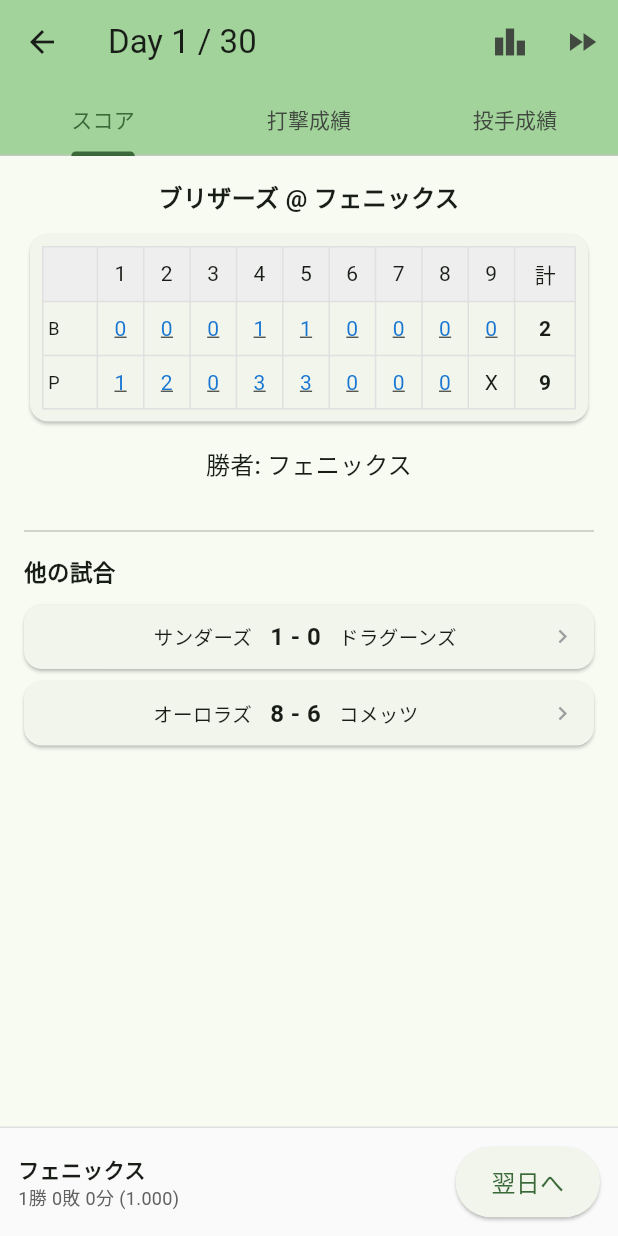
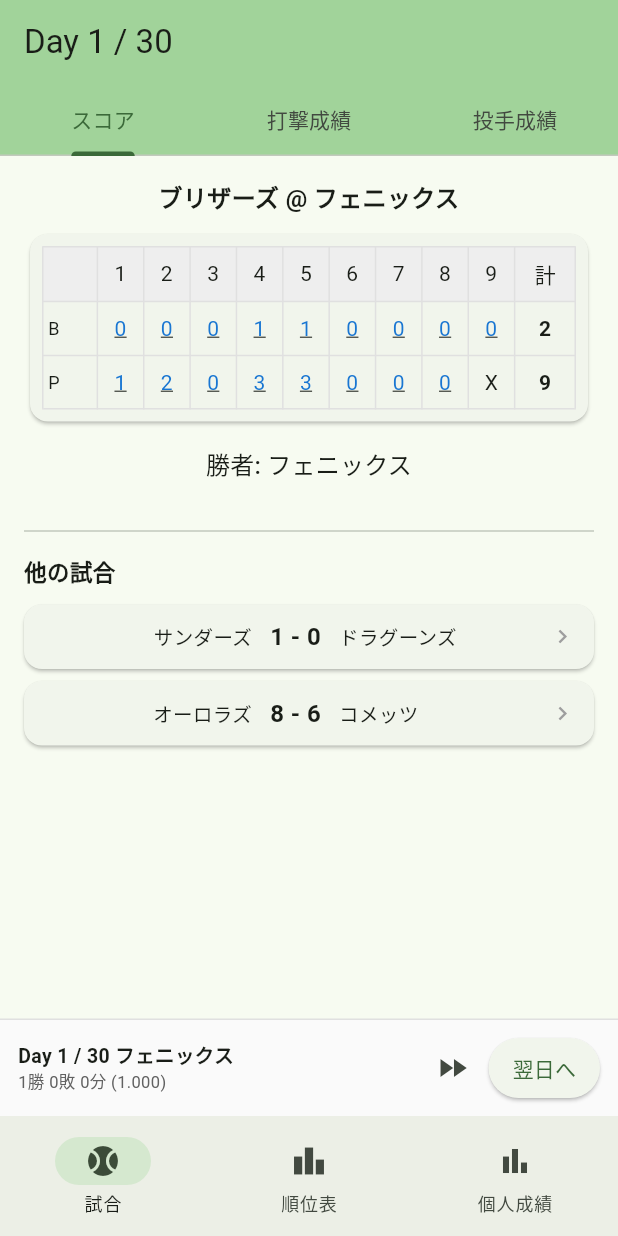
Before and after one commit to shi-takahashi/idle_baseball, a Flutter app: the screen it shows after launch, after a tap on "シーズン開始", on a phone screen of 412 x 824 dp. Run offline on Flutter 3.47's test engine with Material 3 defaults, Android fonts, the phone set to English and light mode, and no system bars.

Commit message:
ナビメニュー

```diff
--- a/lib/engine/season/season_controller.dart
+++ b/lib/engine/season/season_controller.dart
@@ -1,4 +1,6 @@
 import 'dart:math';
+
+import 'package:flutter/foundation.dart';
 
 import '../generators/generators.dart';
 import '../models/models.dart';
@@ -20,7 +22,10 @@ import 'standings.dart';
 /// - `currentDay == 0` → シーズン開始前（まだ1試合も消化していない）
 /// - `currentDay == N (1〜totalDays)` → N日目まで消化済み
 /// - `isSeasonOver == true` → 全日消化済み
-class SeasonController {
+///
+/// [ChangeNotifier] を継承しているため、進行操作（advanceDay/advanceAll）を呼ぶと
+/// UI 側が `ListenableBuilder` 経由で再ビルドできる。
+class SeasonController extends ChangeNotifier {
   final List<Team> teams;
   final Schedule schedule;
   final String myTeamId;
@@ -87,10 +92,12 @@ class SeasonController {
       _aggregator.recordGame(result);
       results.add(result);
     }
+    notifyListeners();
     return results;
   }
 
   /// 残り全日を一括シミュレート（デバッグ用）
+  /// 内部で advanceDay を呼ぶたびに通知が走るため、ここでは追加通知しない
   void advanceAll() {
     while (!isSeasonOver) {
       advanceDay();
--- a/lib/screens/daily_screen.dart
+++ b/lib/screens/daily_screen.dart
@@ -5,14 +5,15 @@ import '../widgets/batting_stats.dart';
 import '../widgets/pitching_stats.dart';
 import '../widgets/score_board.dart';
 import 'game_result_screen.dart';
-import 'standings_screen.dart';
 
 /// 1日の試合結果画面
 ///
 /// - メイン: 自チームの試合（スコアボード/打撃/投手 の3タブ）
-/// - 下部: 他2試合のサマリー（スコア表示、Step 4c で詳細遷移を追加予定）
-/// - [翌日へ] ボタンで次の日をシミュレート
-/// - AppBar の早送りアイコンで残り全日を一括シミュレート（デバッグ用）
+/// - 下部: 他2試合のサマリー（カードタップで詳細画面に遷移）
+///
+/// 「翌日へ」「早送り」など進行系操作は親の [MainSeasonScreen] に移譲。
+/// controller の更新通知に追従して再ビルドするため、build を [ListenableBuilder]
+/// でラップしている。
 class DailyScreen extends StatefulWidget {
   final SeasonController controller;
 
@@ -30,28 +31,12 @@ class _DailyScreenState extends State<DailyScreen>
   void initState() {
     super.initState();
     _tabController = TabController(length: 3, vsync: this);
-    // シーズン開始直後なら自動的に Day 1 をシミュレート
-    if (widget.controller.currentDay == 0) {
-      widget.controller.advanceDay();
-    }
   }
 
   @override
   void dispose() {
     _tabController.dispose();
     super.dispose();
-  }
-
-  void _advanceDay() {
-    setState(() {
-      widget.controller.advanceDay();
-    });
-  }
-
-  void _advanceAll() {
-    setState(() {
-      widget.controller.advanceAll();
-    });
   }
 
   /// 現在の日の自チーム試合結果
@@ -82,8 +67,10 @@ class _DailyScreenState extends State<DailyScreen>
 
   @override
   Widget build(BuildContext context) {
+    return ListenableBuilder(
+      listenable: widget.controller,
+      builder: (context, _) {
         final c = widget.controller;
-    final ended = c.isSeasonOver;
         final myGame = _myGameResult();
         final otherGames = _otherGameResults();
 
@@ -91,25 +78,9 @@ class _DailyScreenState extends State<DailyScreen>
           appBar: AppBar(
             title: Text('Day ${c.currentDay} / ${c.totalDays}'),
             backgroundColor: Theme.of(context).colorScheme.inversePrimary,
-        actions: [
-          IconButton(
-            icon: const Icon(Icons.leaderboard),
-            tooltip: '順位表',
-            onPressed: () {
-              Navigator.of(context).push(
-                MaterialPageRoute(
-                  builder: (_) =>
-                      StandingsScreen(controller: widget.controller),
-                ),
-              );
-            },
-          ),
-          IconButton(
-            icon: const Icon(Icons.fast_forward),
-            tooltip: '残り全日を一括シミュレート（デバッグ）',
-            onPressed: ended ? null : _advanceAll,
-          ),
-        ],
+            // 戻るボタンは親の MainSeasonScreen が PopScope で扱う想定なので
+            // ここは明示的に無効化する（IndexedStack の各タブでルートのため）
+            automaticallyImplyLeading: false,
             bottom: myGame == null
                 ? null
                 : TabBar(
@@ -123,10 +94,7 @@ class _DailyScreenState extends State<DailyScreen>
           ),
           body: myGame == null
               ? const Center(child: Text('試合がありません'))
-          : Column(
-              children: [
-                Expanded(
-                  child: TabBarView(
+              : TabBarView(
                   controller: _tabController,
                   // 横スワイプでタブ切り替えを起こさないようにする。
                   // スコアボード側の横スクロール（延長戦）と干渉するため、
@@ -138,10 +106,8 @@ class _DailyScreenState extends State<DailyScreen>
                     _buildPitchingTab(myGame),
                   ],
                 ),
-                ),
-                _buildBottomBar(c, ended),
-              ],
-            ),
+        );
+      },
     );
   }
 
@@ -237,47 +203,4 @@ class _DailyScreenState extends State<DailyScreen>
       child: PitchingStats(gameResult: myGame),
     );
   }
-
-  Widget _buildBottomBar(SeasonController c, bool ended) {
-    final rec =
-        c.standings.records.firstWhere((r) => r.team.id == c.myTeamId);
-    return Container(
-      padding: const EdgeInsets.all(12),
-      decoration: BoxDecoration(
-        color: Colors.grey.shade50,
-        border: Border(top: BorderSide(color: Colors.grey.shade300)),
-      ),
-      child: Row(
-        children: [
-          Expanded(
-            child: Column(
-              crossAxisAlignment: CrossAxisAlignment.start,
-              mainAxisSize: MainAxisSize.min,
-              children: [
-                Text(
-                  c.myTeam.name,
-                  style: const TextStyle(fontWeight: FontWeight.bold),
-                ),
-                Text(
-                  '${rec.wins}勝 ${rec.losses}敗 ${rec.ties}分 '
-                  '(${rec.winningPct.toStringAsFixed(3)})',
-                  style: TextStyle(fontSize: 12, color: Colors.grey.shade700),
-                ),
-              ],
-            ),
-          ),
-          ElevatedButton(
-            onPressed: ended ? null : _advanceDay,
-            style: ElevatedButton.styleFrom(
-              padding: const EdgeInsets.symmetric(horizontal: 24, vertical: 12),
-            ),
-            child: Text(
-              ended ? 'シーズン終了' : '翌日へ',
-              style: const TextStyle(fontSize: 16),
-            ),
-          ),
-        ],
-      ),
-    );
 }
-}
--- a/lib/screens/home_screen.dart
+++ b/lib/screens/home_screen.dart
@@ -1,7 +1,7 @@
 import 'package:flutter/material.dart';
 
 import '../engine/engine.dart';
-import 'daily_screen.dart';
+import 'main_season_screen.dart';
 
 /// ホーム画面
 class HomeScreen extends StatelessWidget {
@@ -33,7 +33,7 @@ class HomeScreen extends StatelessWidget {
                 Navigator.of(context).push(
                   MaterialPageRoute(
                     builder: (context) =>
-                        DailyScreen(controller: controller),
+                        MainSeasonScreen(controller: controller),
                   ),
                 );
               },
--- a/lib/screens/individual_stats_screen.dart
+++ b/lib/screens/individual_stats_screen.dart
@@ -37,10 +37,14 @@ class _IndividualStatsScreenState extends State<IndividualStatsScreen>
 
   @override
   Widget build(BuildContext context) {
+    return ListenableBuilder(
+      listenable: widget.controller,
+      builder: (context, _) {
         return Scaffold(
           appBar: AppBar(
             title: const Text('個人成績'),
             backgroundColor: Theme.of(context).colorScheme.inversePrimary,
+            automaticallyImplyLeading: false,
             bottom: TabBar(
               controller: _tabController,
               tabs: const [
@@ -56,6 +60,8 @@ class _IndividualStatsScreenState extends State<IndividualStatsScreen>
               _buildPitchingTab(),
             ],
           ),
+        );
+      },
     );
   }
 
--- /dev/null
+++ b/lib/screens/main_season_screen.dart
@@ -0,0 +1,200 @@
+import 'package:flutter/material.dart';
+
+import '../engine/engine.dart';
+import 'daily_screen.dart';
+import 'individual_stats_screen.dart';
+import 'standings_screen.dart';
+
+/// シーズン中の主画面
+///
+/// 下部 [NavigationBar] で「試合」「順位表」「個人成績」を切り替える。
+/// 各タブは独立した [Navigator] を持つので、他試合の詳細を push しても
+/// 下部のナビゲーションバーや「翌日へ」バーは画面に残る。
+///
+/// 「翌日へ」バー（自チーム戦績 + 翌日へ + 早送り）は MainSeasonScreen に常駐させ、
+/// `SeasonController`（ChangeNotifier）の通知で内容を更新する。
+class MainSeasonScreen extends StatefulWidget {
+  final SeasonController controller;
+
+  const MainSeasonScreen({super.key, required this.controller});
+
+  @override
+  State<MainSeasonScreen> createState() => _MainSeasonScreenState();
+}
+
+class _MainSeasonScreenState extends State<MainSeasonScreen> {
+  int _selectedIndex = 0;
+
+  /// 各タブの Navigator キー
+  /// - タブ切替時に既存ルートを保持
+  /// - WillPopScope などで個別に pop も可能
+  final List<GlobalKey<NavigatorState>> _navigatorKeys = [
+    GlobalKey<NavigatorState>(),
+    GlobalKey<NavigatorState>(),
+    GlobalKey<NavigatorState>(),
+  ];
+
+  @override
+  void initState() {
+    super.initState();
+    // シーズン開始直後なら自動的に Day 1 をシミュレート
+    if (widget.controller.currentDay == 0) {
+      widget.controller.advanceDay();
+    }
+  }
+
+  void _onSelect(int index) {
+    if (index == _selectedIndex) {
+      // 同じタブを再タップした場合はそのタブの先頭ルートに戻る
+      _navigatorKeys[index]
+          .currentState
+          ?.popUntil((route) => route.isFirst);
+      return;
+    }
+    setState(() => _selectedIndex = index);
+  }
+
+  void _advanceDay() {
+    if (widget.controller.isSeasonOver) return;
+    widget.controller.advanceDay();
+    // 進行後は前日の試合詳細などが残っていると紛らわしいので、
+    // 現在のタブを最初のルート（DailyScreen 等）まで戻す
+    _navigatorKeys[_selectedIndex]
+        .currentState
+        ?.popUntil((route) => route.isFirst);
+  }
+
+  void _advanceAll() {
+    if (widget.controller.isSeasonOver) return;
+    widget.controller.advanceAll();
+    _navigatorKeys[_selectedIndex]
+        .currentState
+        ?.popUntil((route) => route.isFirst);
+  }
+
+  @override
+  Widget build(BuildContext context) {
+    return PopScope(
+      canPop: false,
+      onPopInvokedWithResult: (didPop, _) async {
+        if (didPop) return;
+        // システムの戻るボタン: 現在のタブで pop できるなら pop、それ以外はホームへ戻る
+        final navigator = _navigatorKeys[_selectedIndex].currentState;
+        if (navigator != null && navigator.canPop()) {
+          navigator.pop();
+        } else if (mounted) {
+          Navigator.of(context).pop();
+        }
+      },
+      child: Scaffold(
+        body: IndexedStack(
+          index: _selectedIndex,
+          children: [
+            _buildTabNavigator(
+              0,
+              DailyScreen(controller: widget.controller),
+            ),
+            _buildTabNavigator(
+              1,
+              StandingsScreen(controller: widget.controller),
+            ),
+            _buildTabNavigator(
+              2,
+              IndividualStatsScreen(controller: widget.controller),
+            ),
+          ],
+        ),
+        bottomNavigationBar: Column(
+          mainAxisSize: MainAxisSize.min,
+          children: [
+            // 自チーム戦績 + 翌日へ + 早送り
+            // controller の通知で再ビルドする
+            ListenableBuilder(
+              listenable: widget.controller,
+              builder: (context, _) => _buildAdvanceBar(),
+            ),
+            NavigationBar(
+              selectedIndex: _selectedIndex,
+              onDestinationSelected: _onSelect,
+              destinations: const [
+                NavigationDestination(
+                  icon: Icon(Icons.sports_baseball),
+                  label: '試合',
+                ),
+                NavigationDestination(
+                  icon: Icon(Icons.leaderboard),
+                  label: '順位表',
+                ),
+                NavigationDestination(
+                  icon: Icon(Icons.bar_chart),
+                  label: '個人成績',
+                ),
+              ],
+            ),
+          ],
+        ),
+      ),
+    );
+  }
+
+  Widget _buildTabNavigator(int index, Widget rootScreen) {
+    return Navigator(
+      key: _navigatorKeys[index],
+      onGenerateRoute: (settings) =>
+          MaterialPageRoute(builder: (_) => rootScreen),
+    );
+  }
+
+  Widget _buildAdvanceBar() {
+    final c = widget.controller;
+    final ended = c.isSeasonOver;
+    final rec = c.standings.records.firstWhere((r) => r.team.id == c.myTeamId);
+    return Container(
+      padding: const EdgeInsets.symmetric(horizontal: 12, vertical: 8),
+      decoration: BoxDecoration(
+        color: Colors.grey.shade50,
+        border: Border(top: BorderSide(color: Colors.grey.shade300)),
+      ),
+      child: Row(
+        children: [
+          Expanded(
+            child: Column(
+              crossAxisAlignment: CrossAxisAlignment.start,
+              mainAxisSize: MainAxisSize.min,
+              children: [
+                Text(
+                  'Day ${c.currentDay} / ${c.totalDays} ${c.myTeam.name}',
+                  style: const TextStyle(
+                    fontWeight: FontWeight.bold,
+                    fontSize: 13,
+                  ),
+                ),
+                Text(
+                  '${rec.wins}勝 ${rec.losses}敗 ${rec.ties}分 '
+                  '(${rec.winningPct.toStringAsFixed(3)})',
+                  style: TextStyle(fontSize: 11, color: Colors.grey.shade700),
+                ),
+              ],
+            ),
+          ),
+          IconButton(
+            icon: const Icon(Icons.fast_forward),
+            tooltip: '残り全日を一括シミュレート（デバッグ）',
+            onPressed: ended ? null : _advanceAll,
+          ),
+          ElevatedButton(
+            onPressed: ended ? null : _advanceDay,
+            style: ElevatedButton.styleFrom(
+              padding:
+                  const EdgeInsets.symmetric(horizontal: 16, vertical: 10),
+            ),
+            child: Text(
+              ended ? 'シーズン終了' : '翌日へ',
+              style: const TextStyle(fontSize: 14),
+            ),
+          ),
+        ],
+      ),
+    );
+  }
+}
```
Also changed, not shown: lib/screens/standings_screen.dart (+10 -33 lines). Lines whose indentation alone changed are shown as unchanged.
